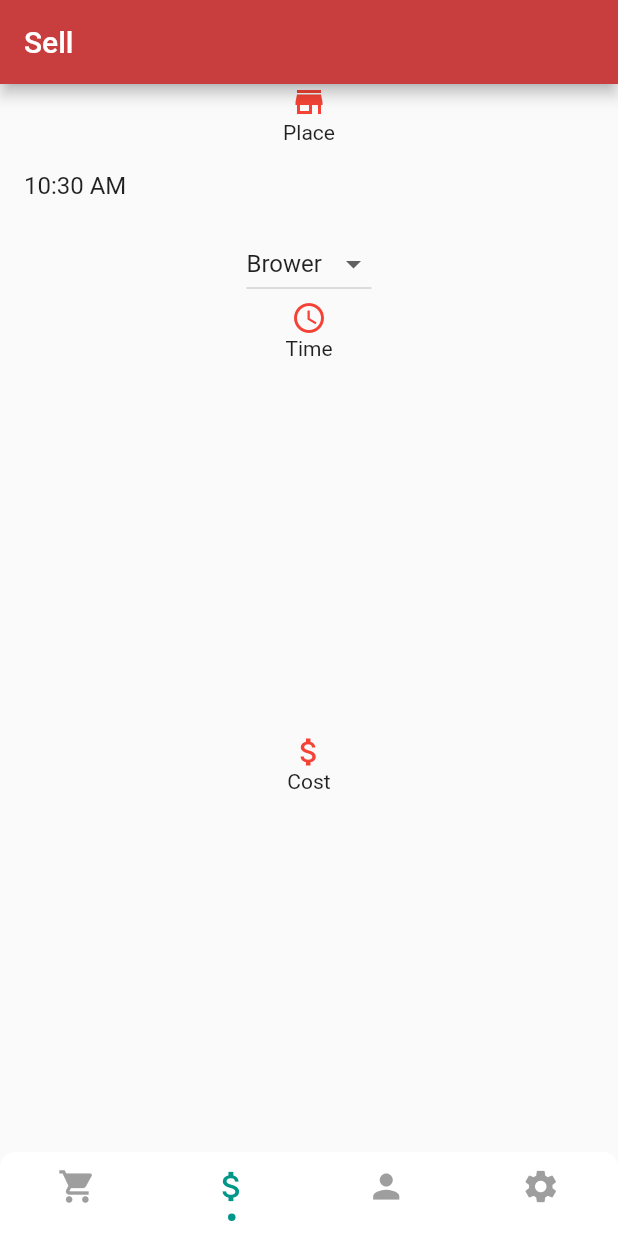
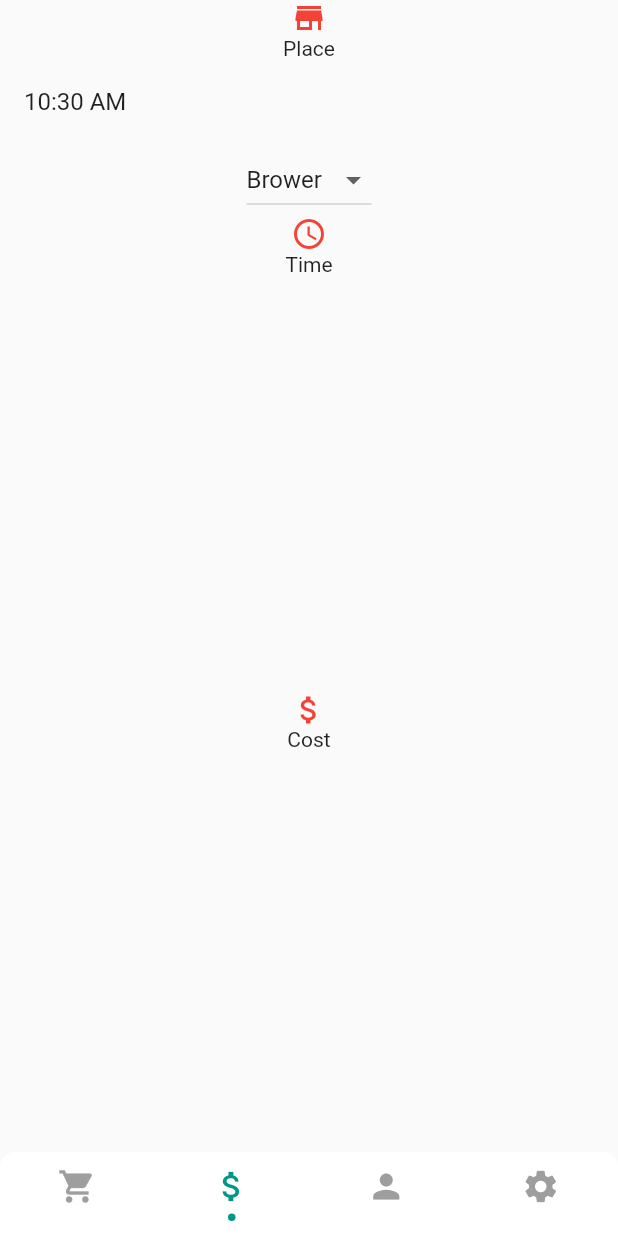
Before and after one commit to SoPat712/RUSwipeShare, a Flutter app: the screen it shows once a user with an empty profile is signed in, item 2 of the bottom bar chosen, on a phone screen of 412 x 824 dp. Run offline on Flutter 3.47's test engine with Material 2 defaults, Android fonts, the phone set to English and light mode, and no system bars; drawn by our look-alikes of persistent_bottom_nav_bar; our stand-ins replace cloud_firestore, firebase_auth, firebase_core, firebase_database, flutter_credit_card; missing offline and left inert: dart:ffi, flutterfire_ui; accounts and stored records are empty.

Commit message:
removed app bar

```diff
--- a/lib/sell.dart
+++ b/lib/sell.dart
@@ -12,10 +12,6 @@ class _SellScreenState extends State<SellScreen> {
   Widget build(BuildContext context) {
     TimeOfDay _time = TimeOfDay.now();
     return Scaffold(
-      appBar: AppBar(
-        title: const Text('Sell'),
-        automaticallyImplyLeading: false,
-      ),
       body: Column(
         mainAxisAlignment: MainAxisAlignment.center,
         children: [
```
